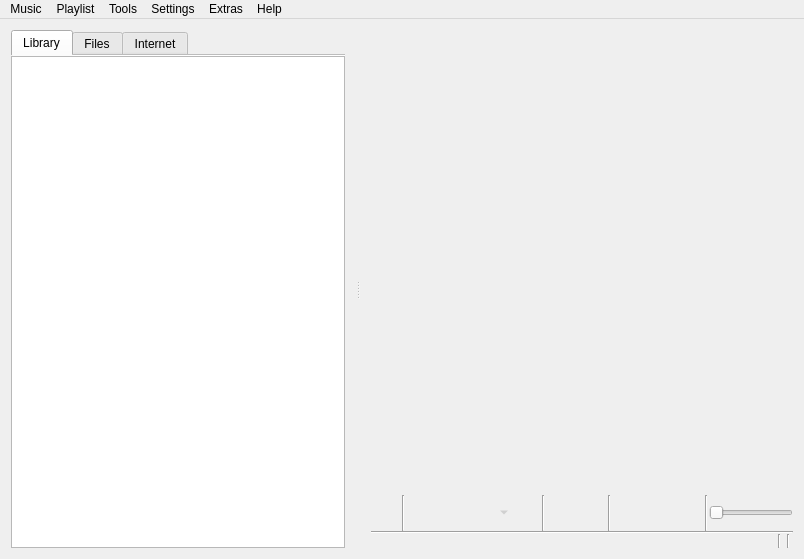
This is src/ui/mainwindow.ui in clementine-player/Clementine as Qt 5 draws it before an edit. The edited form follows.
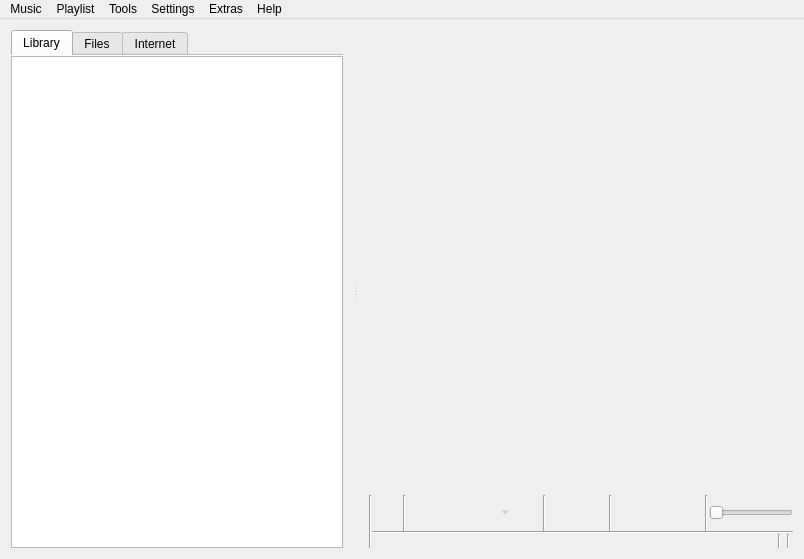
This is the edited form. Icons and pictures are not drawn. Custom widgets are drawn as their Qt base class.

Commit message: Add another line left of the player controls

```diff
--- a/src/ui/mainwindow.ui
+++ b/src/ui/mainwindow.ui
@@ -18,7 +18,7 @@
     <normaloff>:/icon.png</normaloff>:/icon.png</iconset>
   </property>
   <widget class="QWidget" name="centralWidget">
-   <layout class="QVBoxLayout" name="verticalLayout_7">
+   <layout class="QVBoxLayout" name="verticalLayout_8">
     <property name="spacing">
      <number>0</number>
     </property>
@@ -135,8 +135,8 @@
         </item>
        </layout>
       </widget>
-      <widget class="QWidget" name="layoutWidget">
-       <layout class="QVBoxLayout" name="verticalLayout_2">
+      <widget class="QWidget" name="">
+       <layout class="QVBoxLayout" name="verticalLayout_7">
         <property name="spacing">
          <number>0</number>
         </property>
@@ -151,6 +151,23 @@
          </widget>
         </item>
         <item>
+         <layout class="QHBoxLayout" name="horizontalLayout_4">
+          <property name="spacing">
+           <number>0</number>
+          </property>
+          <item>
+           <widget class="Line" name="line_6">
+            <property name="orientation">
+             <enum>Qt::Vertical</enum>
+            </property>
+           </widget>
+          </item>
+          <item>
+           <layout class="QVBoxLayout" name="verticalLayout_2">
+            <property name="spacing">
+             <number>0</number>
+            </property>
+            <item>
          <widget class="QFrame" name="player_controls">
           <property name="frameShape">
            <enum>QFrame::NoFrame</enum>
@@ -416,6 +433,10 @@
            </item>
           </layout>
          </widget>
+            </item>
+           </layout>
+          </item>
+         </layout>
         </item>
        </layout>
       </widget>
```
Lines whose indentation alone changed are shown as unchanged.
